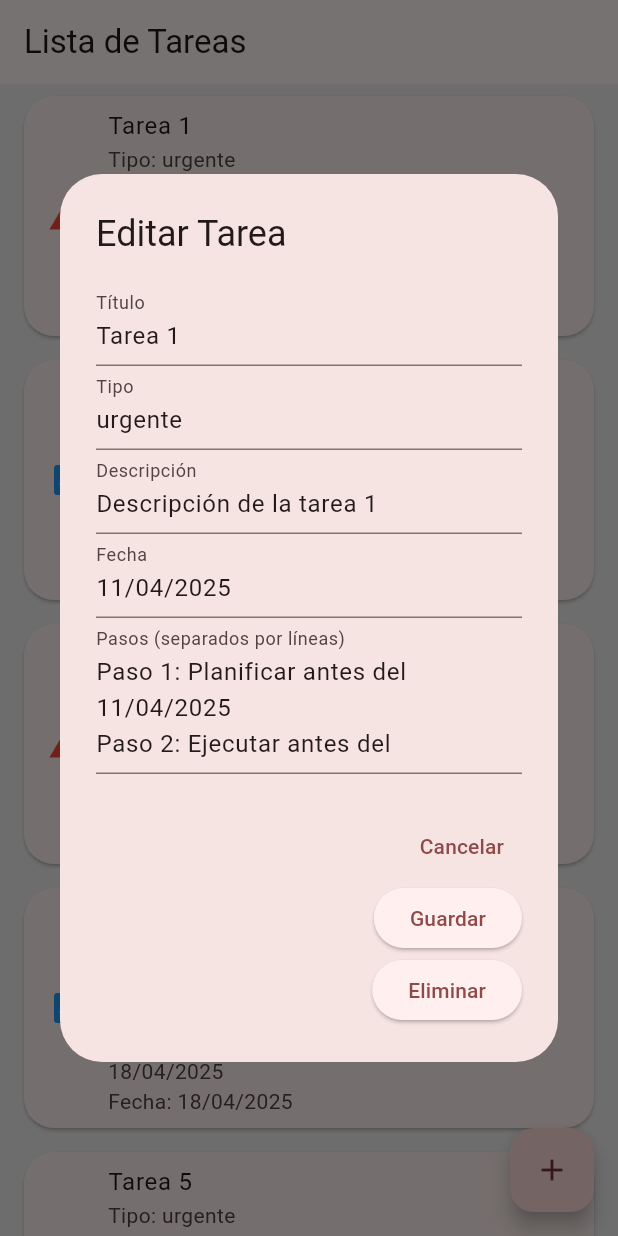
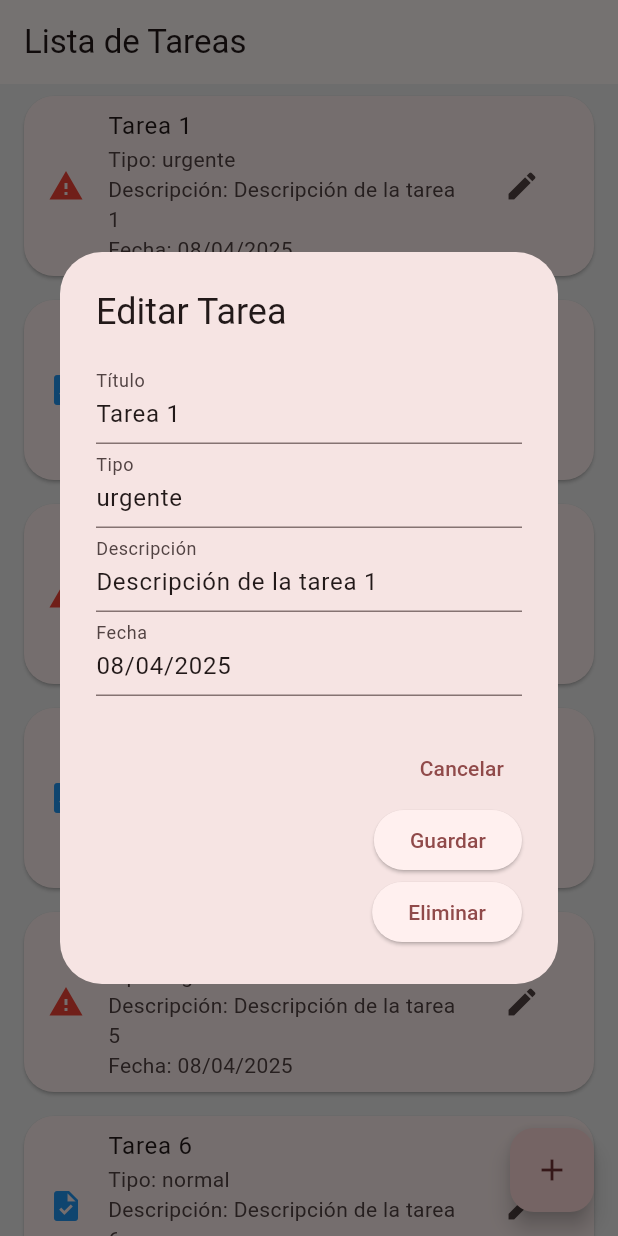
Before and after one commit to arincassia/abaez-flutter001, a Flutter app: the screen it shows after launch, after a tap on the "edit" icon, on a phone screen of 412 x 824 dp. Run offline on Flutter 3.47's test engine with Material 3 defaults, Android fonts, the phone set to English and light mode, and no system bars.

Commit message:
Revert "Configurar un servicio que consulta pasos según la tarea"

```diff
--- a/lib/constans.dart
+++ b/lib/constans.dart
@@ -12,6 +12,4 @@ class AppConstants {
   static const String SAVE_BUTTON = 'Guardar';
   static const String DELETE_BUTTON = 'Eliminar';
   static const String EMPTY_FIELDS_ERROR = 'Por favor, completa todos los campos obligatorios.';
-  static const String PASOS_TITULO = 'Pasos para completar:';
-  static const String FECHA_LIMITE = 'Fecha límite: ';
 }
--- a/lib/data/task_repository.dart
+++ b/lib/data/task_repository.dart
@@ -1,43 +1,15 @@
 import 'package:abaez/domain/task.dart';
+class TaskRepository {
 
-class TaskRepository {
+
   List<Task> getTasks() {
     return [
-      Task(
-        titulo: 'Tarea 1',
-        tipo: 'urgente',
-        descripcion: 'Descripción de la tarea 1',
-        fechaLimite: DateTime.now().add(Duration(days: 3)),
-        pasos: obtenerPasos('Tarea 1', DateTime.now().add(Duration(days: 3))), // Genera los pasos
-      ),
-      Task(
-        titulo: 'Tarea 2',
-        tipo: 'normal',
-        descripcion: 'Descripción de la tarea 2',
-        fechaLimite: DateTime.now().add(Duration(days: 5)),
-        pasos: obtenerPasos('Tarea 2', DateTime.now().add(Duration(days: 5))), // Genera los pasos
-      ),
-      Task(
-        titulo: 'Tarea 3',
-        tipo: 'urgente',
-        descripcion: 'Descripción de la tarea 3',
-        fechaLimite: DateTime.now().add(Duration(days: 7)),
-        pasos: obtenerPasos('Tarea 3', DateTime.now().add(Duration(days: 7))), // Genera los pasos
-      ),
-      Task(
-        titulo: 'Tarea 4',
-        tipo: 'normal',
-        descripcion: 'Descripción de la tarea 4',
-        fechaLimite: DateTime.now().add(Duration(days: 10)),
-        pasos: obtenerPasos('Tarea 4', DateTime.now().add(Duration(days: 10))), // Genera los pasos
-      ),
-      Task(
-        titulo: 'Tarea 5',
-        tipo: 'urgente',
-        descripcion: 'Descripción de la tarea 5',
-        fechaLimite: DateTime.now().add(Duration(days: 12)),
-        pasos: obtenerPasos('Tarea 5', DateTime.now().add(Duration(days: 12))), // Genera los pasos
-      ),
+      Task(title: 'Tarea 1', type: 'urgente', description: 'Descripción de la tarea 1', date: DateTime.now()),
+      Task(title: 'Tarea 2', type: 'normal', description: 'Descripción de la tarea 2', date: DateTime.now()),
+      Task(title: 'Tarea 3', type: 'urgente', description: 'Descripción de la tarea 3', date: DateTime.now()),
+      Task(title: 'Tarea 4', type: 'normal', description: 'Descripción de la tarea 4', date: DateTime.now()),
+      Task(title: 'Tarea 5', type: 'urgente', description: 'Descripción de la tarea 5', date: DateTime.now()),
+
     ];
   }
 
@@ -45,27 +17,13 @@ class TaskRepository {
   // Simula la obtención de más tareas
   return List.generate(limit, (index) {
     final taskNumber = offset + index + 1;
-      final fechaLimite = DateTime.now().add(Duration(days: taskNumber));
     return Task(
-        titulo: 'Tarea $taskNumber',
-        tipo: taskNumber % 2 == 0 ? 'normal' : 'urgente',
-        descripcion: 'Descripción de la tarea $taskNumber',
-        fechaLimite: fechaLimite,
-        pasos: obtenerPasos('Tarea $taskNumber', fechaLimite), // Generar pasos personalizados
+      title: 'Tarea $taskNumber',
+      type: taskNumber % 2 == 0 ? 'normal' : 'urgente',
+      description: 'Descripción de la tarea $taskNumber',
+      date: DateTime.now().add(Duration(days: taskNumber)),
     );
   });
 }
 
-  List<String> obtenerPasos(String titulo, DateTime fechaLimite) {
-    // Formatear la fecha manualmente
-    final String fechaFormateada =
-        '${fechaLimite.day.toString().padLeft(2, '0')}/${fechaLimite.month.toString().padLeft(2, '0')}/${fechaLimite.year}';
-
-    // Generar pasos personalizados con la fecha límite
-    return [
-      'Paso 1: Planificar antes del $fechaFormateada',
-      'Paso 2: Ejecutar antes del $fechaFormateada',
-      'Paso 3: Revisar antes del $fechaFormateada',
-    ];
 }
-}
--- a/lib/domain/task.dart
+++ b/lib/domain/task.dart
@@ -1,15 +1,13 @@
 class Task {
-  final String titulo;
-  final String tipo;
-  final String descripcion;
-  final DateTime fechaLimite;
-  final List<String> pasos;
+  final String title;
+  final String type;
+  final String description;
+  final DateTime date;
 
   Task({
-    required this.titulo,
-    required this.tipo,
-    required this.descripcion,
-    required this.fechaLimite,
-    this.pasos = const [],
+    required this.title,
+    required this.type,
+    required this.description,
+    required this.date,
   });
 }
--- a/lib/helpers/tasks_card_helper.dart
+++ b/lib/helpers/tasks_card_helper.dart
@@ -3,30 +3,20 @@ import 'package:abaez/domain/task.dart';
 import 'package:abaez/components/card.dart';
 
 class TaskCardHelper {
-  static Widget buildTaskCard(
-    BuildContext context,
-    Task task,
-    int index,
-    Function(BuildContext, int) onEdit, {
-    Widget? child,
-  }) {
+  static Widget buildTaskCard(BuildContext context, Task task, int index, Function(BuildContext, int) onEdit) {
     return BaseCard(
       leading: Icon(
-        task.tipo.toLowerCase() == 'urgente' ? Icons.warning : Icons.task,
-        color: task.tipo.toLowerCase() == 'urgente' ? Colors.red : Colors.blue,
+  task.type.toLowerCase() == 'urgente' ? Icons.warning : Icons.task,
+  color: task.type.toLowerCase() == 'urgente' ? Colors.red : Colors.blue,
 ),
-      title: task.titulo,
-      subtitle: child ??
-          Column(
+      title: task.title,
+      subtitle: Column(
         crossAxisAlignment: CrossAxisAlignment.start,
         children: [
-              Text('Tipo: ${task.tipo}'),
-              Text('Descripción: ${task.descripcion}'),
-              if (task.pasos.isNotEmpty)
-                    Text('${task.pasos[0]}'),
-              //...task.pasos.map((paso) => Text(paso)).toList(),
+          Text('Tipo: ${task.type}'),
+          Text('Descripción: ${task.description}'),
           Text(
-                'Fecha: ${task.fechaLimite != "null" ? '${task.fechaLimite.day.toString().padLeft(2, '0')}/${task.fechaLimite.month.toString().padLeft(2, '0')}/${task.fechaLimite.year}' : 'Sin fecha'}',
+            'Fecha: ${task.date != "null" ? '${task.date.day.toString().padLeft(2, '0')}/${task.date.month.toString().padLeft(2, '0')}/${task.date.year}' : 'Sin fecha'}',
           ),
         ],
       ),
--- a/lib/presentation/task_screen.dart
+++ b/lib/presentation/task_screen.dart
@@ -89,7 +89,7 @@ class _TaskScreenState extends State<TaskScreen> {
        }
        final task = _tasks[index];
        return Dismissible(
-    key: Key(task.titulo),
+         key: Key(task.title),
          background: Container(
          color: Colors.red,
          alignment: Alignment.centerLeft,
@@ -102,15 +102,10 @@ class _TaskScreenState extends State<TaskScreen> {
         _tasks.removeAt(index);
         });
         ScaffoldMessenger.of(context).showSnackBar(
-        SnackBar(content: Text('${task.titulo} eliminada')),
+        SnackBar(content: Text('${task.title} eliminada')),
       );
     },
-    child: TaskCardHelper.buildTaskCard(
-      context,
-      task,
-      index,
-      (context, index) => _showTaskOptionsModal(context, index),
-    ),
+        child: TaskCardHelper.buildTaskCard(context, task, index, _showTaskOptionsModal),
    );
   },
 ),
@@ -176,10 +171,10 @@ class _TaskScreenState extends State<TaskScreen> {
               if (titleController.text.isNotEmpty && selectedDate != null) {
                 setState(() {
                   _tasks.add(Task(
-                    titulo: titleController.text,
-                    tipo: typeController.text.isNotEmpty ? typeController.text : '',
-                    descripcion: descriptionController.text,
-                    fechaLimite: selectedDate!,
+                    title: titleController.text,
+                    type: typeController.text.isNotEmpty ? typeController.text : '',
+                    description: descriptionController.text,
+                    date: selectedDate!,
                   ));
                 });
                 Navigator.of(context).pop();
@@ -198,19 +193,15 @@ class _TaskScreenState extends State<TaskScreen> {
 }
 void _showTaskOptionsModal(BuildContext context, int index) {
   final task = _tasks[index];
-  final TextEditingController titleController = TextEditingController(text: task.titulo);
-  final TextEditingController typeController = TextEditingController(text: task.tipo);
-  final TextEditingController descriptionController = TextEditingController(text: task.descripcion);
-  final TextEditingController stepsController = TextEditingController(
-    text: task.pasos.join('\n'),
-  );
-
+  final TextEditingController titleController = TextEditingController(text: task.title);
+  final TextEditingController typeController = TextEditingController(text: task.type);
+  final TextEditingController descriptionController = TextEditingController(text: task.description);
   final TextEditingController dateController = TextEditingController(
-    text: task.fechaLimite != "null"
-        ? '${task.fechaLimite.day.toString().padLeft(2, '0')}/${task.fechaLimite.month.toString().padLeft(2, '0')}/${task.fechaLimite.year}'
+    text: task.date != "null"
+        ? '${task.date.day.toString().padLeft(2, '0')}/${task.date.month.toString().padLeft(2, '0')}/${task.date.year}'
         : '',
   );
-  DateTime? selectedDate = task.fechaLimite;
+  DateTime? selectedDate = task.date;
 
   showDialog(
     context: context,
@@ -251,19 +242,8 @@ void _showTaskOptionsModal(BuildContext context, int index) {
                     selectedDate = pickedDate;
                     dateController.text =
                         '${pickedDate.day.toString().padLeft(2, '0')}/${pickedDate.month.toString().padLeft(2, '0')}/${pickedDate.year}';
-
-
-                    final updatedSteps = TaskRepository().obtenerPasos(task.titulo, selectedDate!);
-                    stepsController.text = updatedSteps.join('\n');
                   }
                 },
-              ),
-              TextField(
-                controller: stepsController,
-                decoration: InputDecoration(
-                  labelText: 'Pasos (separados por líneas)',
-                ),
-                maxLines: 3,
               ),
             ],
           ),
@@ -281,11 +261,10 @@ void _showTaskOptionsModal(BuildContext context, int index) {
                   selectedDate != null) {
                 setState(() {
                   _tasks[index] = Task(
-                    titulo: titleController.text,
-                    tipo: typeController.text,
-                    descripcion: descriptionController.text,
-                    fechaLimite: selectedDate!,
-                    pasos: stepsController.text.split('\n'),
+                    title: titleController.text,
+                    type: typeController.text,
+                    description: descriptionController.text,
+                    date: selectedDate!,
                   );
                 });
                 Navigator.of(context).pop();
```
Also changed, not shown: lib/api/service/task_service.dart (+6 -9 lines), lib/ejercicios/prompt1.dart (added, +39 -0 lines), lib/ejercicios/prompt2.dart (added, +54 -0 lines), lib/ejercicios/prompt3.dart (added, +88 -0 lines). Lines whose indentation alone changed are shown as unchanged.
